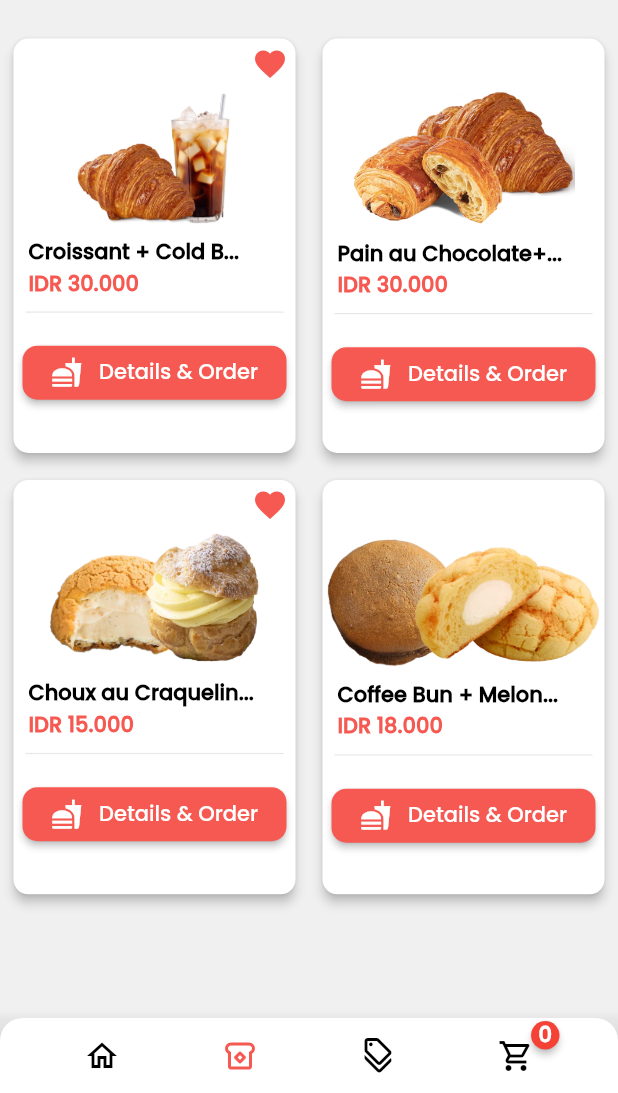
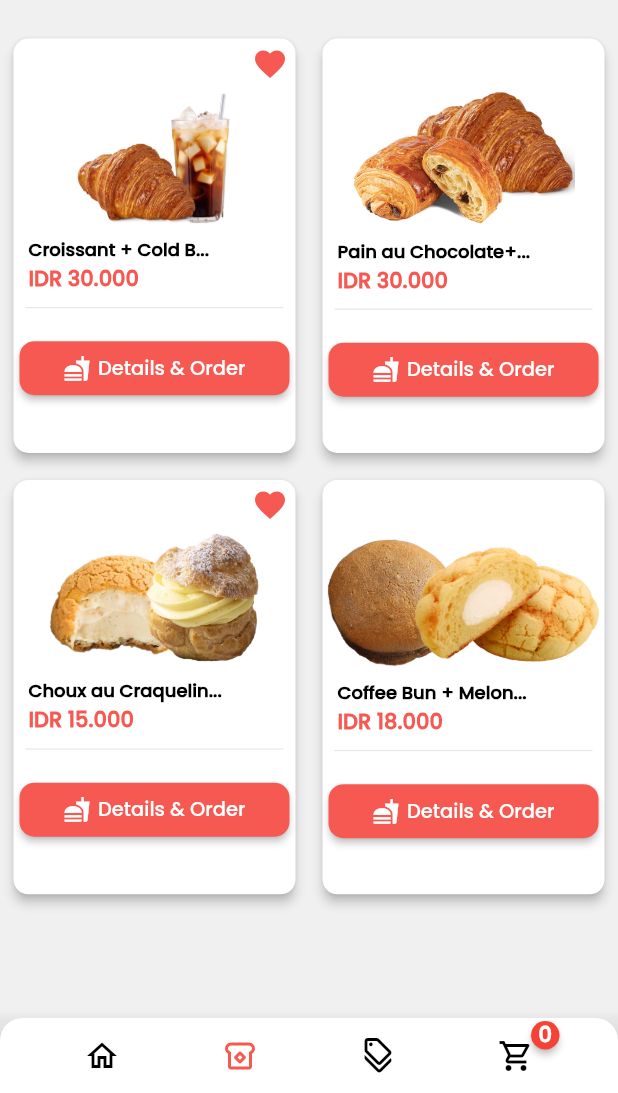
Before and after one commit to lookas15/IEatBread, a Flutter app: the screen it shows after launch, on a phone screen of 412 x 824 dp, the part 143-1236 px from its top. Run offline on Flutter 3.47's test engine with Material 2 defaults, Android fonts, the phone set to English and light mode, and no system bars; drawn by our look-alikes of badges; our stand-ins replace shared_preferences, sqflite; accounts and stored records are empty.

Commit message:
adjust ui

```diff
--- a/lib/Widgets/MenuCard.dart
+++ b/lib/Widgets/MenuCard.dart
@@ -105,7 +105,7 @@ class _MenuCardState extends State<MenuCard> {
                             textAlign: TextAlign.center,
                             style: const TextStyle(
                               color: Colors.black,
-                              fontSize: 14.0,
+                              fontSize: 12.0,
                               fontWeight: FontWeight.bold,
                             ),
                           ),
@@ -129,7 +129,7 @@ class _MenuCardState extends State<MenuCard> {
                           ),
                         ),
                         Padding(
-                          padding: const EdgeInsets.fromLTRB(6.0, 8.0, 6.0, 0),
+                          padding: const EdgeInsets.fromLTRB(4.0, 8.0, 4.0, 0),
                           child: ElevatedButton(
                             onPressed: () {
                               Navigator.of(context)
@@ -154,19 +154,19 @@ class _MenuCardState extends State<MenuCard> {
                             ),
                             child: Row(
                               crossAxisAlignment: CrossAxisAlignment.center,
-                              mainAxisAlignment: MainAxisAlignment.spaceEvenly,
+                              mainAxisAlignment: MainAxisAlignment.center,
                               children: [
                                 Icon(
                                   Icons.fastfood,
                                   color: Color.fromARGB(255, 255, 255, 255),
-                                  size: 21,
+                                  size: 18,
                                 ),
                                 SizedBox(width: 5),
                                 Text(
                                   'Details & Order',
                                   style: TextStyle(
                                       color: Color.fromARGB(255, 255, 255, 255),
-                                      fontSize: 14),
+                                      fontSize: 13),
                                 ),
                               ],
                             ),
```
